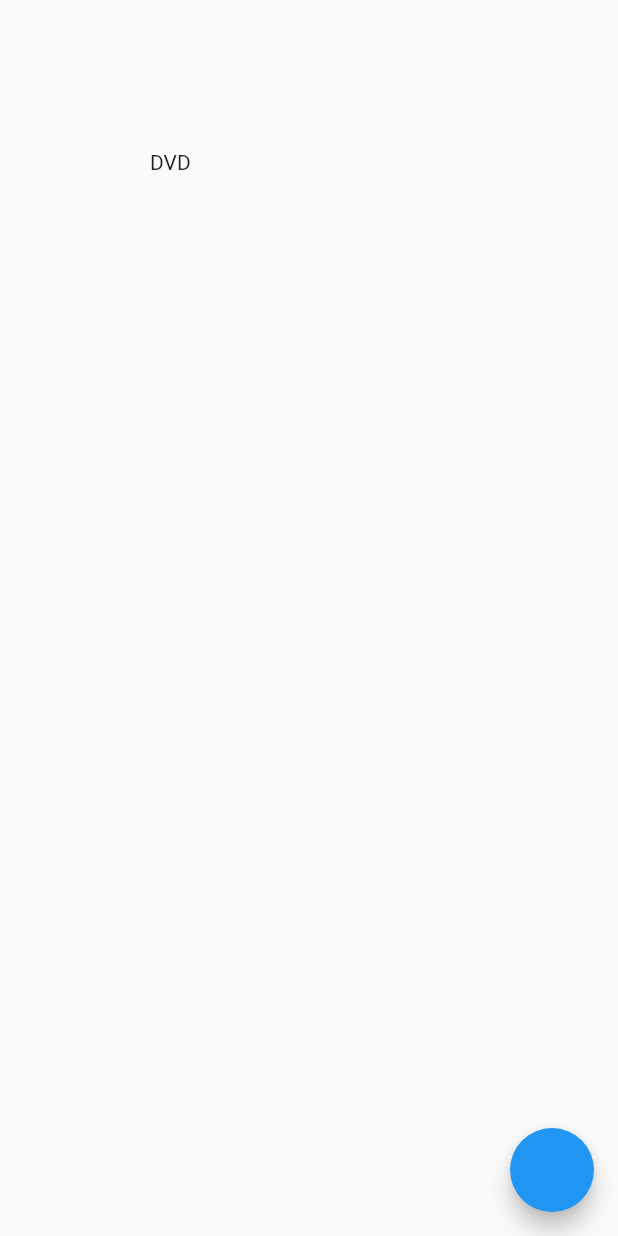
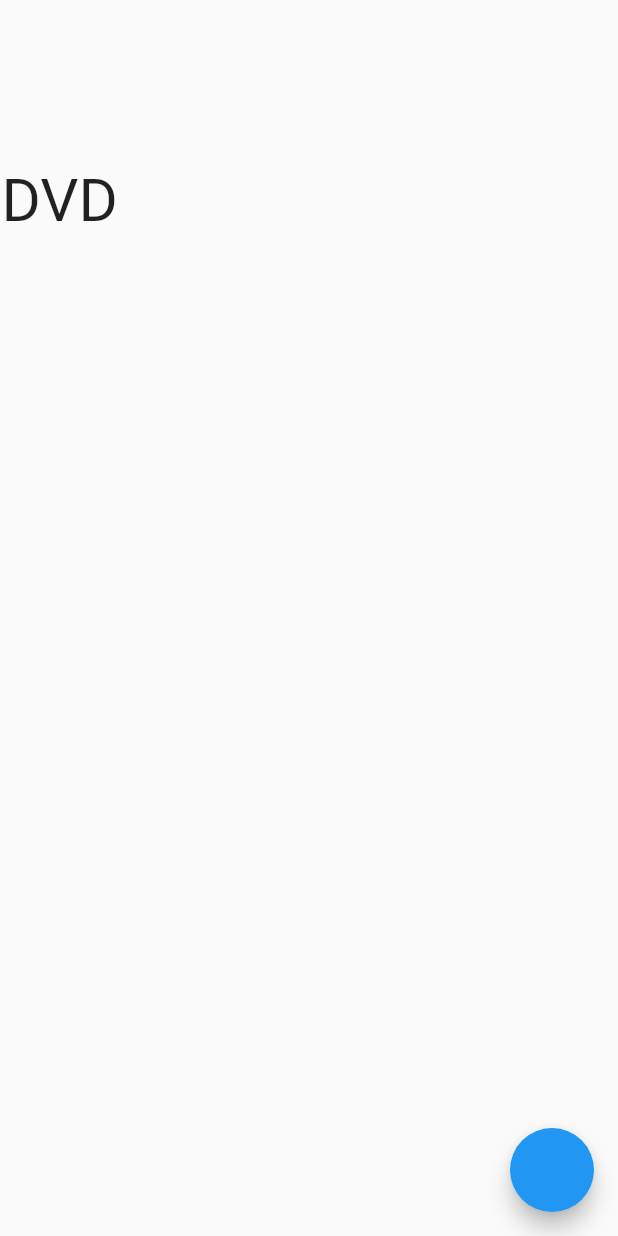
Before and after one commit to fen0268/FlutterAnimationDVD, a Flutter app: the screen it shows after launch, on a phone screen of 412 x 824 dp. Run offline on Flutter 3.47's test engine with Material 2 defaults, Android fonts, the phone set to English and light mode, and no system bars.

Commit message:
no message

```diff
--- a/lib/pages/home_page.dart
+++ b/lib/pages/home_page.dart
@@ -7,12 +7,28 @@
 }
 
 class HomePageState extends State<HomePage> {
-  Offset vector = const Offset(10, 10);
-  var location = const Offset(100, 100);
+  Offset vector = const Offset(1, -1);
+  var location = const Offset(1, 110);
 
-  void a() async {
+  @override
+  void initState() {
+    super.initState();
+  }
+
+  @override
+  void dispose() {
+    super.dispose();
+  }
+
+  void addPosition() async {
     while (true) {
-      Future.delayed(const Duration(milliseconds: 160));
+      if (location.dy == 0) {
+        setState(() {
+
+        });
+        vector = const Offset(1, 1);
+      }
+      await Future.delayed(const Duration(milliseconds: 10));
       setState(() {
         location += vector;
       });
@@ -22,19 +38,24 @@
   @override
   Widget build(BuildContext context) {
     return Scaffold(
-      body: Stack(
-        children: [
-          Positioned(
-            top: location.dx,
-            left: location.dy,
-            child: const Text('DVD'),
-          ),
-        ],
+      body: SafeArea(
+        child: Stack(
+          children: [
+            Positioned(
+              top: location.dy,
+              left: location.dx,
+              child: const Text(
+                'DVD',
+                style: TextStyle(fontSize: 40),
+              ),
+            ),
+          ],
+        ),
       ),
       floatingActionButton: FloatingActionButton(
         onPressed: () {
           setState(() {
-            a();
+            addPosition();
           });
         },
       ),
```
